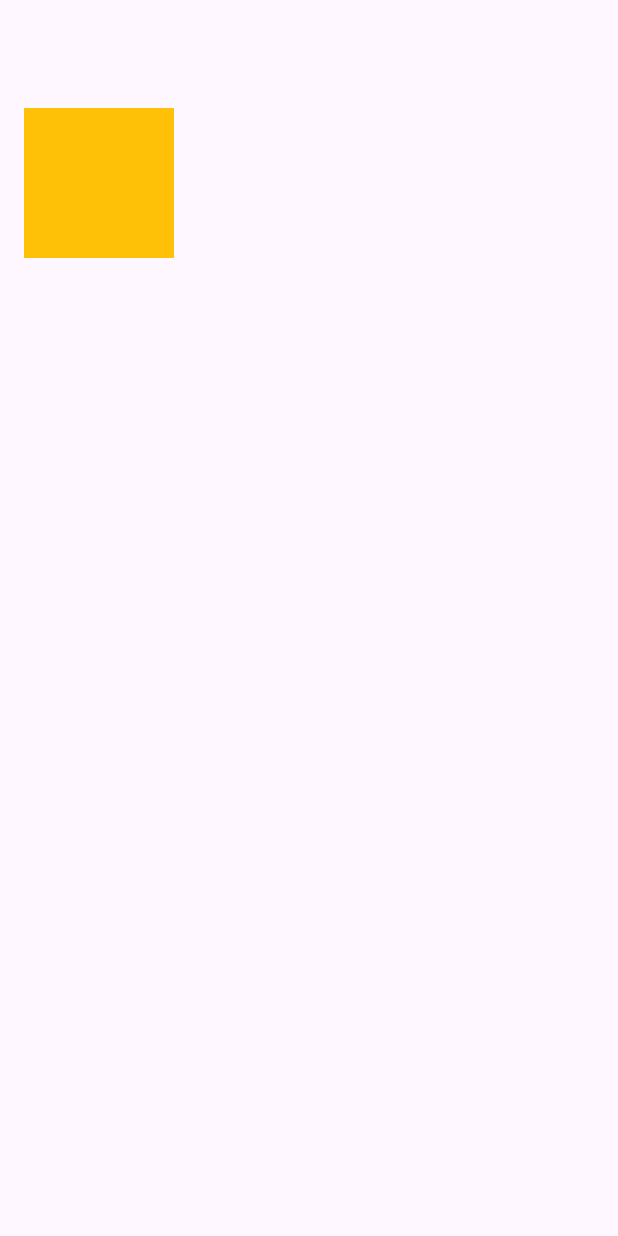
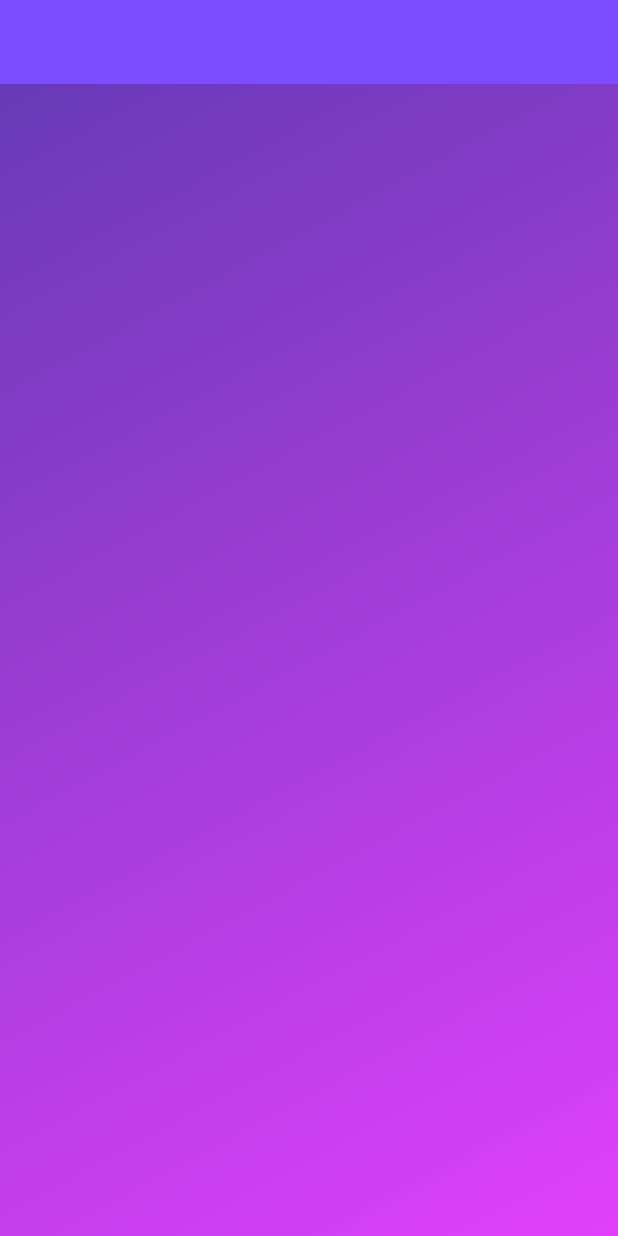
Before and after one commit to DerrickAntoney/academind, a Flutter app: the screen it shows after launch, on a phone screen of 412 x 824 dp. Run offline on Flutter 3.47's test engine with Material 2 defaults, Android fonts, the light colour scheme and no system bars.

Commit message:
Created the styledtext widget and GradientContainer class

```diff
--- a/lib/pages/homepage.dart
+++ b/lib/pages/homepage.dart
@@ -6,24 +6,28 @@ class HomePage extends StatelessWidget {
   @override
   Widget build(BuildContext context) {
     return Scaffold(
-        appBar: AppBar(),
-        body: SingleChildScrollView(
-          child: SafeArea(
-            child: Padding(
-              padding: const EdgeInsets.all(16),
-              child: Column(
-                children: <Widget>[
-                  Container(
-                    height: 100,
-                    width: 100,
-                    decoration: const BoxDecoration(
-                      color: Colors.amber
-                    ),
-                  )
-                ],
-              ),
-            ),
-          ),
-        ));
+        appBar: AppBar(
+          backgroundColor: Colors.deepPurpleAccent,
+        ),
+        body: const GradientContainer(Colors.deepPurple, Colors.purpleAccent),
+
+        );
   }
 }
+
+class GradientContainer extends StatelessWidget {
+  const GradientContainer(this.color1, this.color2, {super.key});
+
+  final Color color1;
+  final Color color2;
+
+  @override
+  Widget build(BuildContext context) {
+    return Container(
+      decoration: BoxDecoration(
+        gradient: LinearGradient(
+          colors: [color1, color2], begin: Alignment.topLeft, end: Alignment.bottomRight)
+      ),
+    );
+  }
+}
--- /dev/null
+++ b/lib/widgets/styledtext.dart
@@ -0,0 +1,17 @@
+import 'package:flutter/material.dart';
+
+class StyledText extends StatelessWidget {
+  const StyledText(this.text, {super.key});
+   final String text;
+
+  @override
+  Widget build(BuildContext context) {
+    return Text(
+      text,
+      style: const TextStyle(
+        color: Colors.white,
+        fontSize: 28,
+      ),
+    );
+  }
+}
```
